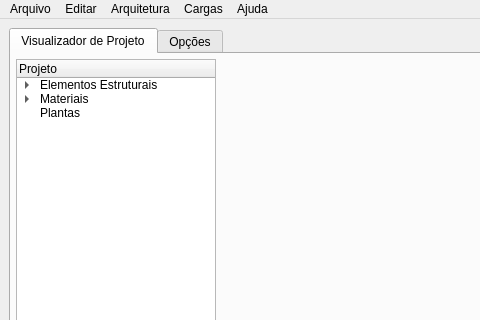
First picture: the form in window.ui, repository arthurpdesimone/aurora_python, before the edit; both pictures show x 0 to 480 and y 0 to 320 of the 761 by 552 pixel window.
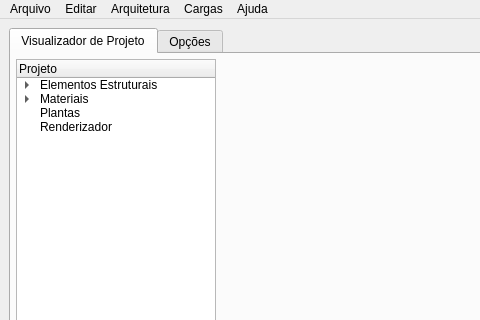
Second picture: the form after the edit. Icons and pictures are not drawn.

Patch:
```diff
--- a/window.ui
+++ b/window.ui
@@ -176,6 +176,11 @@
             <string>Plantas</string>
            </property>
           </item>
+          <item>
+           <property name="text">
+            <string>Renderizador</string>
+           </property>
+          </item>
          </widget>
         </item>
         <item>
```
